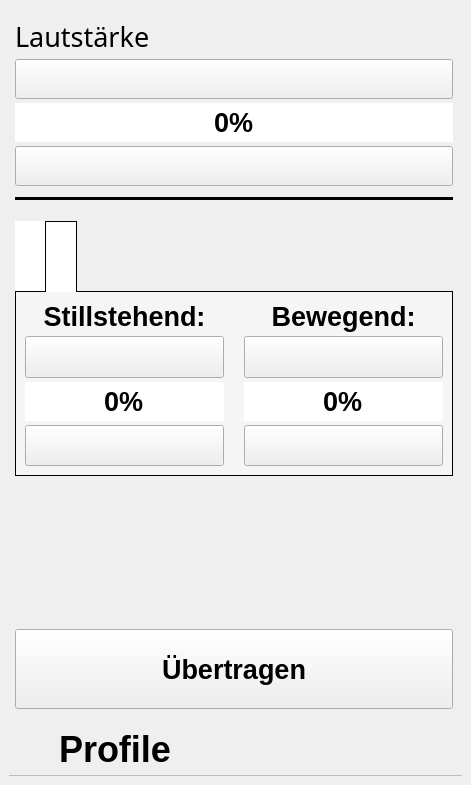
Above: klingelballui.ui from Sammasas/Klingelball-App before the change. Below: the same form after it.
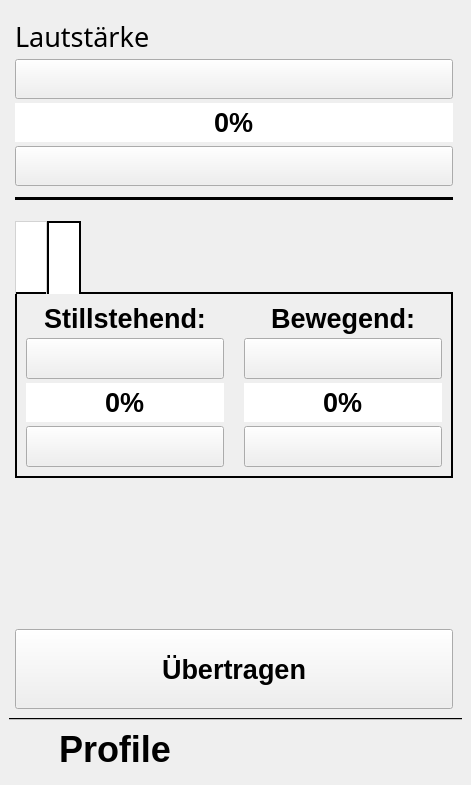
That is the form after the change. The open tabs and pages were chosen to show the change. Icons and pictures are not drawn.

What changed in the file:
```diff
--- a/klingelballui.ui
+++ b/klingelballui.ui
@@ -37,15 +37,7 @@
        <string/>
       </property>
       <property name="styleSheet">
-       <string notr="true">QTabWidget{
-    background: #5d5e5e;
-}
-
-QTabWidget::pane{
-    background: #5d5e5e;
-
-}
-
+       <string notr="true">
 
 QTabBar::tab{
     margin-left: 10px;
@@ -60,11 +52,12 @@
 
 QTabWidget::tab-bar {
     alignment: center;
+	
 
 }
 
 QTabBar{
-
+border-top: 2px solid black;
     alignment: center;
 
 }
@@ -79,7 +72,7 @@
 QTabBar::tab:!selected {
     color: black;
     background: transparent;
-    border-radius: 5px;
+    
 }</string>
       </property>
       <property name="tabPosition">
@@ -327,49 +320,48 @@
            <bool>false</bool>
           </property>
           <property name="styleSheet">
-           <string notr="true">/*QTabWidget::pane {
-   border-top: 1px solid black;
- border-bottom: 1px solid black;
-  top: -2px; 
-  background: black;
-  
-} 
+           <string notr="true">QTabWidget{
+	background-color: red;
+}
 
-QTabBar::tab {
-   background: white; 
-	padding: 15px;	
-} 
-
-QTabBar::tab:selected { 
-  border-bottom: 1px solid black;
-  margin-bottom: -1px; 
-}*/
 QTabWidget::pane {
-  border: 1px solid black;
-  top:-1px; 
-  background: rgb(245, 245, 245);
+  border: 2px solid black;
+  top:-2px; 
+  background: black;
+	border-radius: 0px;
 } 
 
+QTabBar{
+	border-top: 0px;
+}
+
 QTabBar::tab {
   background: rgb(230, 230, 230); 
   
 	padding: 15px;
 	margin-left: 0px;
 	margin-right: 0px;
+
   
 } 
 
 QTabBar::tab:unselected{
 	background: white;
    top: 5px; 
-	border-bottom: 1px solid black; 
+	
 	border-radius: 0px;
+	border-bottom: 2px  solid black;
+	border-top: 1px solid lightgrey;
+	border-left: 1px solid lightgrey;
+	border-right: 1px solid lightgrey;
+	
 }
 
 QTabBar::tab:selected { 
-border: 1px solid black; 
+border: 2px solid black; 
   background: white; 
-  margin-bottom: -1px; 
+  margin-bottom: -2px; 
+border-bottom: 2px solid #e50616;
 }</string>
           </property>
           <property name="tabPosition">
@@ -680,8 +672,17 @@
            </layout>
           </widget>
           <widget class="QWidget" name="Beep_tab">
+           <property name="autoFillBackground">
+            <bool>true</bool>
+           </property>
            <property name="styleSheet">
-            <string notr="true"/>
+            <string notr="true">QTabWidget{
+background-color: black;
+	
+}
+QTabWidget::pane{
+	background-color: black;
+}</string>
            </property>
            <attribute name="icon">
             <iconset resource="UI-Resources.qrc">
@@ -843,6 +844,9 @@
                   <bold>true</bold>
                  </font>
                 </property>
+                <property name="autoFillBackground">
+                 <bool>false</bool>
+                </property>
                 <property name="text">
                  <string>Bewegend:</string>
                 </property>
```
Left out of the diff: 37 changed lines with no effect on the pictures.
